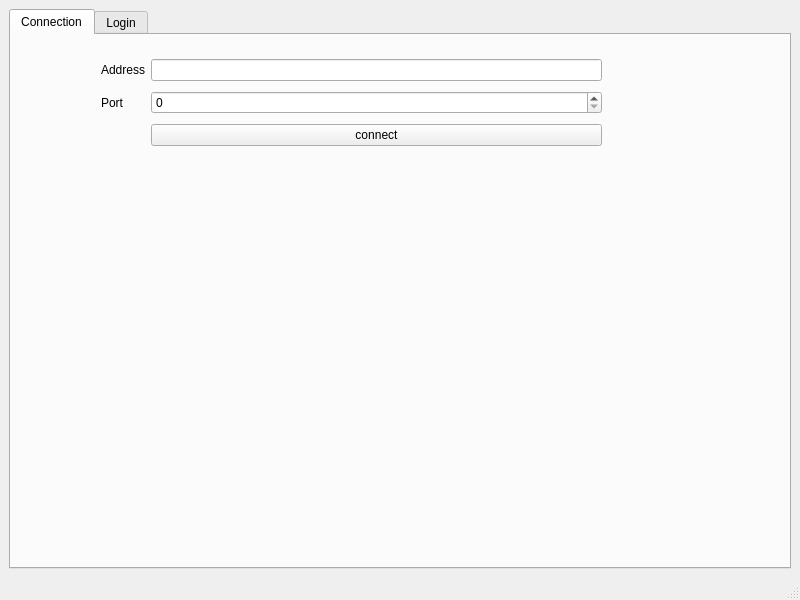
This is Client/src/ui/babelHomePage.ui in Octopus773/Babel as Qt 5 draws it before an edit. The edited form follows.
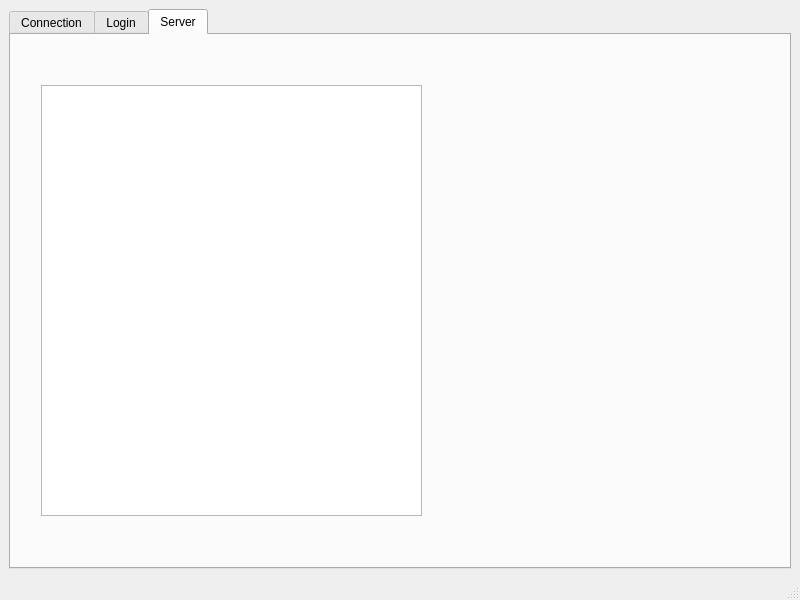
This is the edited form.

Commit message: testing Qwidget list

What changed in the file:
```diff
--- a/Client/src/ui/babelHomePage.ui
+++ b/Client/src/ui/babelHomePage.ui
@@ -21,7 +21,7 @@
        <bool>true</bool>
       </property>
       <property name="currentIndex">
-       <number>0</number>
+       <number>2</number>
       </property>
       <widget class="QWidget" name="page1">
        <attribute name="title">
@@ -116,6 +116,21 @@
         </layout>
        </widget>
       </widget>
+      <widget class="QWidget" name="page3">
+       <attribute name="title">
+        <string>Server</string>
+       </attribute>
+       <widget class="QListWidget" name="output_connected_user_list">
+        <property name="geometry">
+         <rect>
+          <x>30</x>
+          <y>50</y>
+          <width>381</width>
+          <height>431</height>
+         </rect>
+        </property>
+       </widget>
+      </widget>
      </widget>
     </item>
    </layout>
```
The commit also changes 3 other files.
